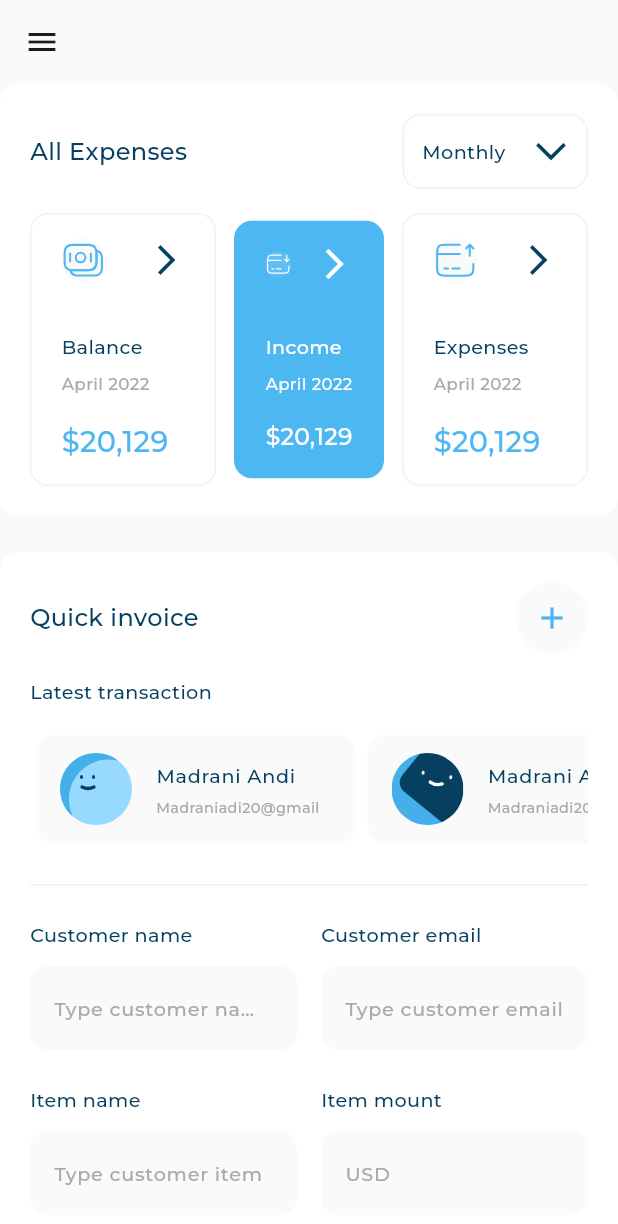
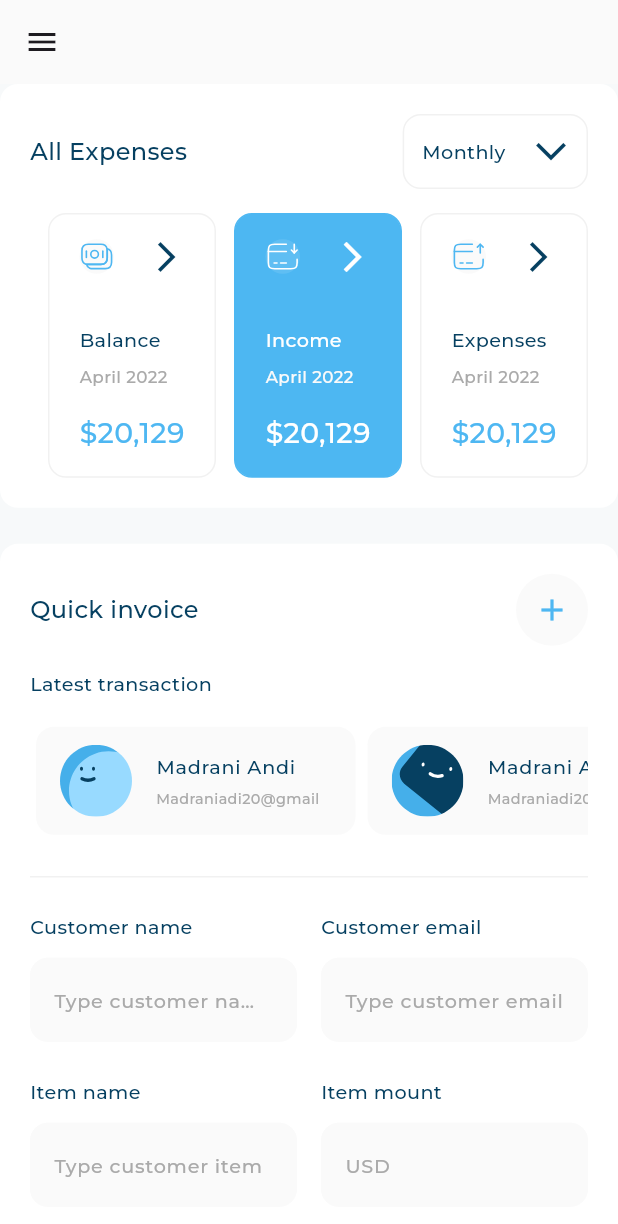
Before and after one commit to osamasabry9/Admin-Dashboard, a Flutter app: the screen it shows after launch, after a tap on "Income", on a phone screen of 412 x 824 dp. Shown: the top 1224 px of the screen. Run offline on Flutter 3.47's test engine with Material 3 defaults, Android fonts, the phone set to English and light mode, and no system bars; our stand-ins replace device_preview, expandable_page_view, fl_chart, flutter_svg; project files that could hold a hidden picture were left out.

```diff
--- a/lib/main.dart
+++ b/lib/main.dart
@@ -1,9 +1,15 @@
+import 'package:device_preview/device_preview.dart';
 import 'package:flutter/material.dart';
 
 import 'presentation/views/dashboard_view.dart';
 
 void main() {
-  runApp(const MyApp());
+  runApp(DevicePreview(
+    enabled: true,
+    builder: (context) {
+      return const MyApp();
+    }
+  ));
 }
 
 class MyApp extends StatelessWidget {
@@ -11,10 +17,12 @@ class MyApp extends StatelessWidget {
 
   @override
   Widget build(BuildContext context) {
-    return const MaterialApp(
+    return  MaterialApp(
       title: 'Admin Dashboard',
       debugShowCheckedModeBanner: false,
-      home: DashBoardView(),
+      locale: DevicePreview.locale(context),
+      builder: DevicePreview.appBuilder,
+      home: const DashBoardView(),
     );
   }
 }
--- a/lib/presentation/widgets/expenses_widgets/all_expenses_items_list_view.dart
+++ b/lib/presentation/widgets/expenses_widgets/all_expenses_items_list_view.dart
@@ -45,7 +45,7 @@ class _AllExpensesItemsListViewState extends State<AllExpensesItemsListView> {
               updateIndex(index);
             },
             child: Padding(
-              padding: EdgeInsets.symmetric(horizontal: index == 1 ? 12 : 0),
+              padding: const EdgeInsets.only(left: 12.0),
               child: AllExpensesItem(
                 isSelected: selectedIndex == index,
                 itemModel: item,
--- a/pubspec.yaml
+++ b/pubspec.yaml
@@ -1,11 +1,11 @@
 name: admin_dash_board
 description: "A new Flutter project."
-publish_to: 'none'
+publish_to: "none"
 
 version: 1.0.0+1
 
 environment:
-  sdk: '>=3.2.3 <4.0.0'
+  sdk: ">=3.2.3 <4.0.0"
 
 dependencies:
   flutter:
@@ -15,6 +15,7 @@ dependencies:
   flutter_svg: ^2.0.9
   expandable_page_view: ^1.0.17
   fl_chart: ^0.66.1
+  device_preview: ^1.1.0
 
 dev_dependencies:
   flutter_test:
```
Also changed, not shown: pubspec.lock.
